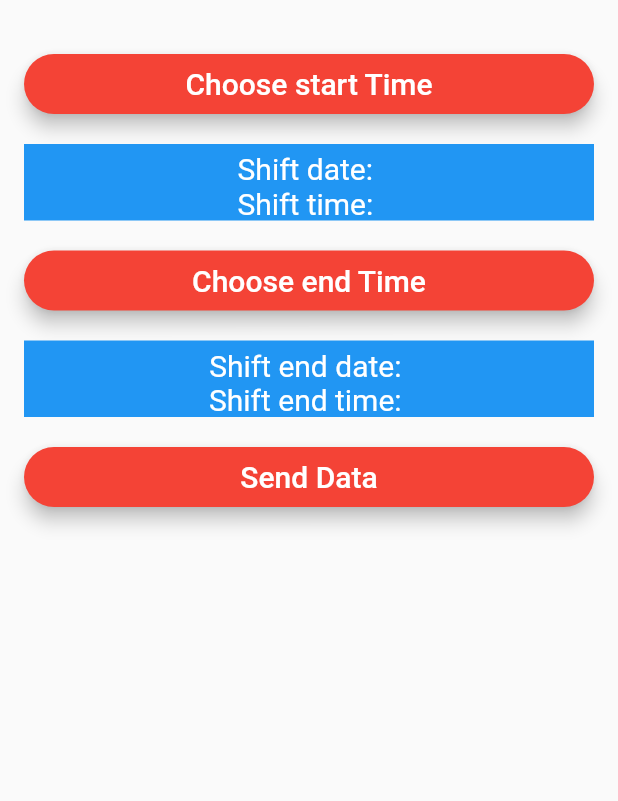
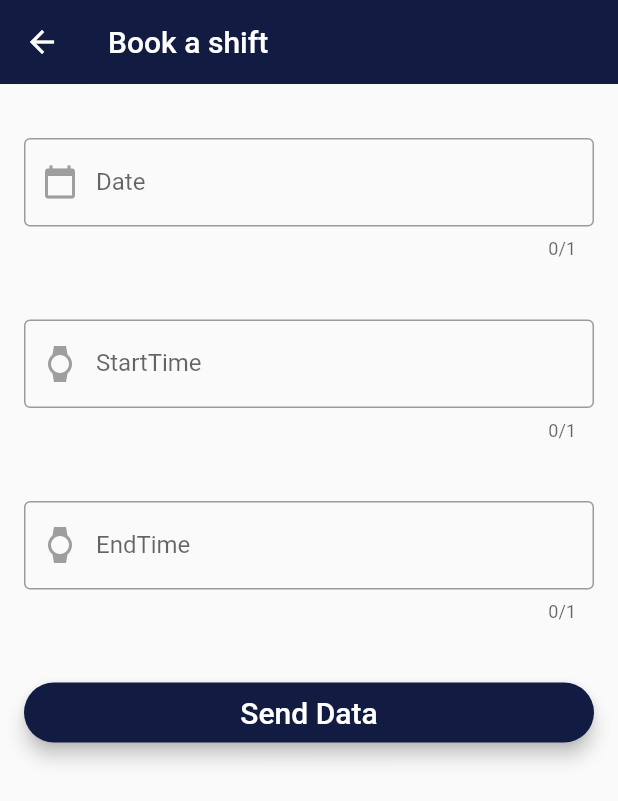
Before and after one commit to cos301-2019-se/ERP-Ranger-Mobile-Application, a Flutter app: the CreateShift screen opened directly, on a phone screen of 412 x 824 dp. Shown: the top 801 px of the screen. Run offline on Flutter 3.47's test engine with Material 2 defaults, Android fonts, the phone set to English and light mode, and no system bars; our stand-ins replace cloud_firestore, firebase_auth, location; missing offline and left inert: geoflutterfire; accounts and stored records are empty.

Commit message:
Updated shift screen

```diff
--- a/erp_ranger_app/lib/screens/createShift.dart
+++ b/erp_ranger_app/lib/screens/createShift.dart
@@ -15,6 +15,7 @@ class ShiftState extends State<CreateShift> {
   DateTime selectedEndDateTime;
   bool startFlag = false;
   bool endFlag = false;
+  bool dateFlag = false;
 
   static Firestore db = Firestore.instance;
   static CollectionReference shiftRef = db.collection('shifts');
@@ -27,44 +28,167 @@ class ShiftState extends State<CreateShift> {
     final DateTime picked = await showDatePicker(
         context: context,
         initialDate: selectedDate,
-        firstDate: DateTime(2015, 8),
+        firstDate: DateTime(DateTime.now().year, DateTime.now().month, DateTime.now().day),
         lastDate: DateTime(2101));
-    if (picked != null && picked != selectedDate)
+    if (picked != null) {
+      dateFlag = true;
       setState(() {
         selectedDate = picked;
       });
+    } else{
+      dateFlag = false;
+      setState(() {
+
+      });
+    }
+  }
+
+  void _selectStartDate(BuildContext context){
+    dateFlag = true;
+    _selectedDate(context);
   }
 
   Future<Null> _selectedTime(BuildContext context) async{
     final TimeOfDay picked = await showTimePicker(
         context: context,
-        initialTime: selectedTime);
-    if (picked != null && picked != selectedTime)
+        initialTime: TimeOfDay.now());
+    if (picked != null) {
+      print("set State");
       setState(() {
         selectedTime = picked;
+        print("selected Time set");
+        if (startFlag && !endFlag && selectedTime != null) {
+          print("cdtn 1");
+          _setStart();
+        } else if (!startFlag && endFlag && selectedTime != null) {
+          print("cdtn 2");
+          _setEnd();
+        } else if (selectedStartDateTime == null && startFlag && endFlag) {
+          print("cdtn 3");
+          _setStart();
+        } else if (selectedEndDateTime == null && startFlag && endFlag) {
+          print("cdtn 4");
+          _setEnd();
+        }
+        else {
+          print("else");
+        }
+        if (_validateTime()) {
+
+        }
+        else {
+          print("error: please reselect times");
+          startFlag = false;
+          endFlag = false;
+          selectedStartDateTime = null;
+          selectedEndDateTime = null;
+        }
+      });
+    } else{
+      if(startFlag && !endFlag){
+        startFlag = false;
+      } else if(endFlag && !startFlag){
+        endFlag = false;
+      } else{
+        startFlag = false;
+        endFlag = false;
+      }
+      setState(() {
+
+      });
+    }
+  }
+
+  void _resetPickers(BuildContext context){
+    setState(() {
+
     });
   }
 
-  void _selectStartDateTime(BuildContext context) {
-    _selectedDate(context);
-    _selectedTime(context);
-    startFlag = true;
-    setStart();
+  bool _validateTime(){
+    if(dateFlag){
+      if(selectedDate.year == DateTime.now().year){
+        if(selectedDate.month == DateTime.now().month){
+          if(selectedDate.day == DateTime.now().day){
+            if(startFlag) {
+              if (selectedStartDateTime.hour < DateTime.now().hour) {
+                return false;
+              } else if (selectedStartDateTime.hour == DateTime.now().hour && selectedStartDateTime.minute < DateTime.now().minute - 5) {
+                return false;
+              } else if(endFlag){
+                if(selectedEndDateTime.hour < selectedStartDateTime.hour){
+                  return false;
+                } else if(selectedEndDateTime.hour == selectedStartDateTime.hour && selectedEndDateTime.minute < selectedStartDateTime.minute){
+                  return false;
+                }
+              } else{
+                return true;
+              }
+            }
+            if(endFlag && !startFlag){
+              if(selectedEndDateTime.hour < DateTime.now().hour){
+                return false;
+              } else if(selectedEndDateTime.hour == DateTime.now().hour && selectedStartDateTime.minute < DateTime.now().minute -5){
+                return false;
+              } else{
+                return true;
+              }
+            }
+          } else{
+            return true;
+          }
+        } else{
+          return true;
+        }
+      } else{
+        return true;
+      }
+    } else {
+      if(startFlag) {
+        if (selectedStartDateTime.hour < DateTime.now().hour) {
+          return false;
+        } else if (selectedStartDateTime.hour == DateTime.now().hour && selectedStartDateTime.minute < DateTime.now().minute - 5) {
+          return false;
+        } else if(endFlag){
+          if(selectedEndDateTime.hour < selectedStartDateTime.hour){
+            return false;
+          } else if(selectedEndDateTime.hour == selectedStartDateTime.hour && selectedEndDateTime.minute < selectedStartDateTime.minute){
+            return false;
+          }
+        } else{
+          return true;
+        }
+      }
+      if(endFlag && !startFlag){
+        if(selectedEndDateTime.hour < DateTime.now().hour){
+          return false;
+        } else if(selectedEndDateTime.hour == DateTime.now().hour && selectedStartDateTime.minute < DateTime.now().minute -5){
+          return false;
+        } else{
+          return true;
+        }
+      }
+      else{
+        return true;
+      }
+    }
   }
 
-  void setStart(){
+  void _selectStartDateTime(BuildContext context) {
+    startFlag = true;
+    _selectedTime(context);
+  }
+
+  void _setStart(){
       selectedStartDateTime = new DateTime(selectedDate.year, selectedDate.month, selectedDate.day, selectedTime.hour, selectedTime.minute);
   }
 
   void _selectEndDateTime(BuildContext context) {
-    setStart();
-    _selectedDate(context);
+    endFlag = true;
     _selectedTime(context);
-    endFlag = true;
-    setEnd();
   }
 
-  void setEnd(){
+  void _setEnd(){
       selectedEndDateTime = new DateTime(selectedDate.year, selectedDate.month, selectedDate.day, selectedTime.hour, selectedTime.minute);
   }
 
@@ -85,17 +209,33 @@ class ShiftState extends State<CreateShift> {
         .catchError((err) => print(err));
   }
 
+  String displayDateTime(DateTime t){
+    if(t != null) {
+      if (t.minute == 0) {
+        return t.hour.toString() + ":00";
+      } else {
+        return t.hour.toString() + ":" + t.minute.toString();
+      }
+    }else{
+      return "";
+    }
+  }
+
   @override
   Widget build(BuildContext context) {
     return new Scaffold(
+      appBar: AppBar(
+        title: Text("Book a shift"),
+        elevation: .1,
+        backgroundColor: Color.fromRGBO(18, 27, 65, 1.0),
+      ),
       body: new Container(
         padding: EdgeInsets.all(16.0),
         child: ListView(
           children: <Widget>[
-            _showStartDateTimeInput(),
-            _showStartDisplay(),
-            _showEndDateTimeInput(),
-            _showEndDisplay(),
+            _showDatePicker(),
+            _showStartTimePicker(),
+            _showEndTimePicker(),
             _showSendData(),
           ],
         ),
@@ -103,189 +243,133 @@ class ShiftState extends State<CreateShift> {
     );
   }
 
-  Widget _showStartDateTimeInput(){
+  Widget _showDatePicker(){
+    if(!dateFlag) {
       return Padding(
         padding: EdgeInsets.fromLTRB(0.0, 20.0, 0.0, 20.0),
-      child: SizedBox(
-        height: 40.0,
-        child: new RaisedButton(
-            elevation: 5.0,
-            shape: new RoundedRectangleBorder(
-              borderRadius: new BorderRadius.circular(30.0)
-            ),
-            color:  Colors.red,
-            child:  Text(
-              'Choose start Time',
-              style: TextStyle(
-                fontSize: 20.0,
-                color: Colors.white
+        child: new TextField(
+          key: Key('Text'),
+          maxLines: 1,
+          enabled: true,
+          maxLength: 1,
+          maxLengthEnforced: true,
+          decoration: new InputDecoration(
+              labelText: 'Date',
+              border: OutlineInputBorder(),
+              prefixIcon: new Icon(
+                Icons.calendar_today,
+                color: Colors.grey,
               )
           ),
-            onPressed: () => _selectStartDateTime(context)
-        ),
+          onTap: () => _selectStartDate(context),
         ),
       );
-  }
-
-  Widget _showStartDisplay(){
-    if(selectedStartDateTime != null && startFlag && !endFlag) {
-      print("start: " + selectedStartDateTime.toString());
-      return Container(
-        padding: EdgeInsets.fromLTRB(0.0, 5.0, 0.0, 0.0),
-        decoration: BoxDecoration(
-          color: Colors.blue,
+    }else{
+      return Padding(
+        padding: EdgeInsets.fromLTRB(0.0, 20.0, 0.0, 20.0),
+        child: new TextField(
+          key: Key('Text'),
+          maxLines: 1,
+          enabled: false,
+          maxLength: 1,
+          maxLengthEnforced: true,
+          decoration: new InputDecoration(
+              labelText: selectedDate.day.toString() + "/" + selectedDate.month.toString() + "/" + selectedDate.year.toString(),
+              border: OutlineInputBorder(),
+              prefixIcon: new Icon(
+                Icons.calendar_today,
+                color: Colors.grey,
+              )
           ),
-        child: Column(
-          children: <Widget>[
-            Text(
-              "Shift start date: " + selectedDate.day.toString() + "/" + selectedDate.month.toString() + "/" +selectedDate.year.toString(),
-              style: TextStyle(
-                  color: Colors.white,
-                  fontSize: 20.0
-              ),
-            ),
-            Text(
-              "Shift start time: " + selectedTime.hour.toString() + ":" + selectedTime.minute.toString(),
-              style: TextStyle(
-                  color: Colors.white,
-                  fontSize: 20.0
-              ),
-            )
-          ],
-        ),
-      );
-    }
-    else if(selectedStartDateTime != null && startFlag && endFlag) {
-      print("start: " + selectedStartDateTime.toString());
-      return Container(
-        padding: EdgeInsets.fromLTRB(0.0, 5.0, 0.0, 0.0),
-        decoration: BoxDecoration(
-          color: Colors.blue,
-        ),
-        child: Column(
-          children: <Widget>[
-            Text(
-              "Shift start date: " + selectedStartDateTime.day.toString() + "/" + selectedStartDateTime.month.toString() + "/" +selectedStartDateTime.year.toString(),
-              style: TextStyle(
-                  color: Colors.white,
-                  fontSize: 20.0
-              ),
-            ),
-            Text(
-              "Shift start time: " + selectedStartDateTime.hour.toString() + ":" + selectedStartDateTime.minute.toString(),
-              style: TextStyle(
-                  color: Colors.white,
-                  fontSize: 20.0
-              ),
-            )
-          ],
-        ),
-      );
-    }
-    else{
-      return Container(
-        padding: EdgeInsets.fromLTRB(0.0, 5.0, 0.0, 0.0),
-        decoration: BoxDecoration(
-          color: Colors.blue,
-        ),
-        child: Column(
-          children: <Widget>[
-            Text(
-              "Shift date: ",
-              style: TextStyle(
-                  fontSize: 20.0,
-                  color: Colors.white
-              ),
-            ),
-            Text(
-              "Shift time: ",
-              style: TextStyle(
-                  color: Colors.white,
-                  fontSize: 20.0
-              ),
-            )
-          ],
+          onTap: () => _selectStartDate(context),
         ),
       );
     }
   }
 
-  Widget _showEndDateTimeInput(){
+  Widget _showStartTimePicker(){
+    if(!startFlag) {
       return Padding(
         padding: EdgeInsets.fromLTRB(0.0, 20.0, 0.0, 20.0),
-      child: SizedBox(
-        height: 40.0,
-        child: new RaisedButton(
-            elevation: 5.0,
-            shape: new RoundedRectangleBorder(
-                borderRadius: new BorderRadius.circular(30.0)
-            ),
-            color:  Colors.red,
-            child:  Text(
-                'Choose end Time',
-                style: TextStyle(
-                    fontSize: 20.0,
-                    color: Colors.white
+        child: new TextField(
+          key: Key('Text'),
+          maxLines: 1,
+          enabled: true,
+          maxLength: 1,
+          maxLengthEnforced: true,
+          decoration: new InputDecoration(
+              labelText: 'StartTime',
+              border: OutlineInputBorder(),
+              prefixIcon: new Icon(
+                Icons.watch,
+                color: Colors.grey,
               )
           ),
-            onPressed: () => _selectEndDateTime(context)
+          onTap: () => _selectStartDateTime(context),
         ),
+      );
+    } else {
+      return Padding(
+        padding: EdgeInsets.fromLTRB(0.0, 20.0, 0.0, 20.0),
+        child: new TextField(
+          key: Key('Text'),
+          maxLines: 1,
+          enabled: false,
+          maxLength: 1,
+          maxLengthEnforced: true,
+          decoration: new InputDecoration(
+              labelText: displayDateTime(selectedStartDateTime),
+              border: OutlineInputBorder(),
+              prefixIcon: new Icon(
+                Icons.watch,
+                color: Colors.grey,
+              )
+          ),
+          onTap: () => _selectStartDateTime(context),
         ),
       );
     }
+  }
 
-  Widget _showEndDisplay(){
-    if(selectedEndDateTime != null && endFlag) {
-      setEnd();
-      print("end: " + selectedEndDateTime.toString());
-      return Container(
-        padding: EdgeInsets.fromLTRB(0.0, 5.0, 0.0, 0.0),
-        decoration: BoxDecoration(
-          color: Colors.blue,
+  Widget _showEndTimePicker() {
+    if (!endFlag) {
+      return Padding(
+        padding: EdgeInsets.fromLTRB(0.0, 20.0, 0.0, 20.0),
+        child: new TextField(
+          key: Key('Text'),
+          maxLines: 1,
+          enabled: true,
+          maxLength: 1,
+          maxLengthEnforced: true,
+          decoration: new InputDecoration(
+              labelText: 'EndTime',
+              border: OutlineInputBorder(),
+              prefixIcon: new Icon(
+                Icons.watch,
+                color: Colors.grey,
+              )
           ),
-        child: Column(
-          children: <Widget>[
-            Text(
-              "Shift end date: " + selectedEndDateTime.day.toString() + "/" + selectedEndDateTime.month.toString() + "/" +selectedEndDateTime.year.toString(),
-              style: TextStyle(
-                  color: Colors.white,
-                  fontSize: 20.0
-              ),
-            ),
-            Text(
-              "Shift end time: " + selectedEndDateTime.hour.toString() + ":" + selectedEndDateTime.minute.toString(),
-              style: TextStyle(
-                  color: Colors.white,
-                  fontSize: 20.0
-              ),
-            )
-          ],
+          onTap: () => _selectEndDateTime(context),
         ),
       );
-    }
-    else{
-      return Container(
-        padding: EdgeInsets.fromLTRB(0.0, 5.0, 0.0, 0.0),
-        decoration: BoxDecoration(
-          color: Colors.blue,
+    }else{
+      return Padding(
+        padding: EdgeInsets.fromLTRB(0.0, 20.0, 0.0, 20.0),
+        child: new TextField(
+          key: Key('Text'),
+          maxLines: 1,
+          enabled: false,
+          maxLength: 1,
+          maxLengthEnforced: true,
+          decoration: new InputDecoration(
+              labelText: displayDateTime(selectedEndDateTime),
+              border: OutlineInputBorder(),
+              prefixIcon: new Icon(
+                Icons.watch,
+                color: Colors.grey,
+              )
           ),
-        child: Column(
-          children: <Widget>[
-            Text(
-              "Shift end date: ",
-              style: TextStyle(
-                  fontSize: 20.0,
-                  color: Colors.white
-              ),
-            ),
-            Text(
-              "Shift end time: ",
-              style: TextStyle(
-                  color: Colors.white,
-                  fontSize: 20.0
-              ),
-            )
-          ],
+          onTap: () => _selectEndDateTime(context),
         ),
       );
     }
@@ -301,7 +385,7 @@ class ShiftState extends State<CreateShift> {
             shape: new RoundedRectangleBorder(
                 borderRadius: new BorderRadius.circular(30.0)
             ),
-            color:  Colors.red,
+            color:  Color.fromRGBO(18, 27, 65, 1.0),
             child:  Text(
                 'Send Data',
                 style: TextStyle(
```
Lines whose indentation alone changed are shown as unchanged.
